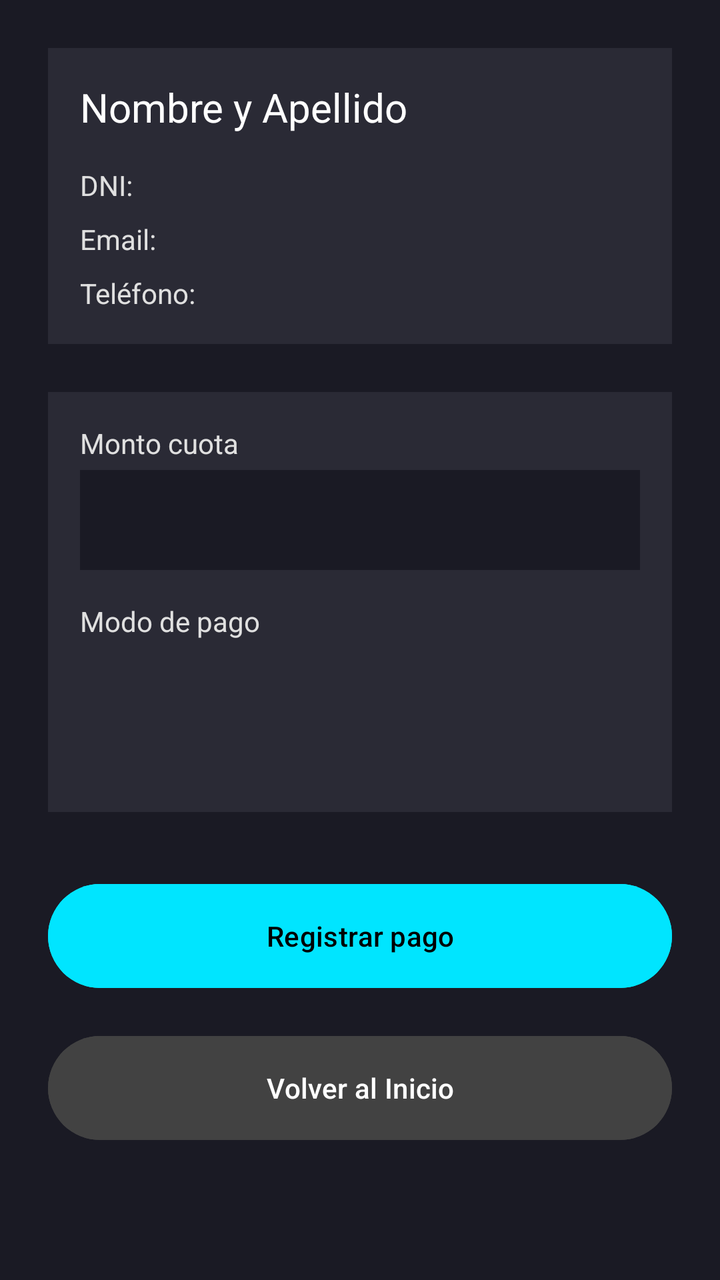
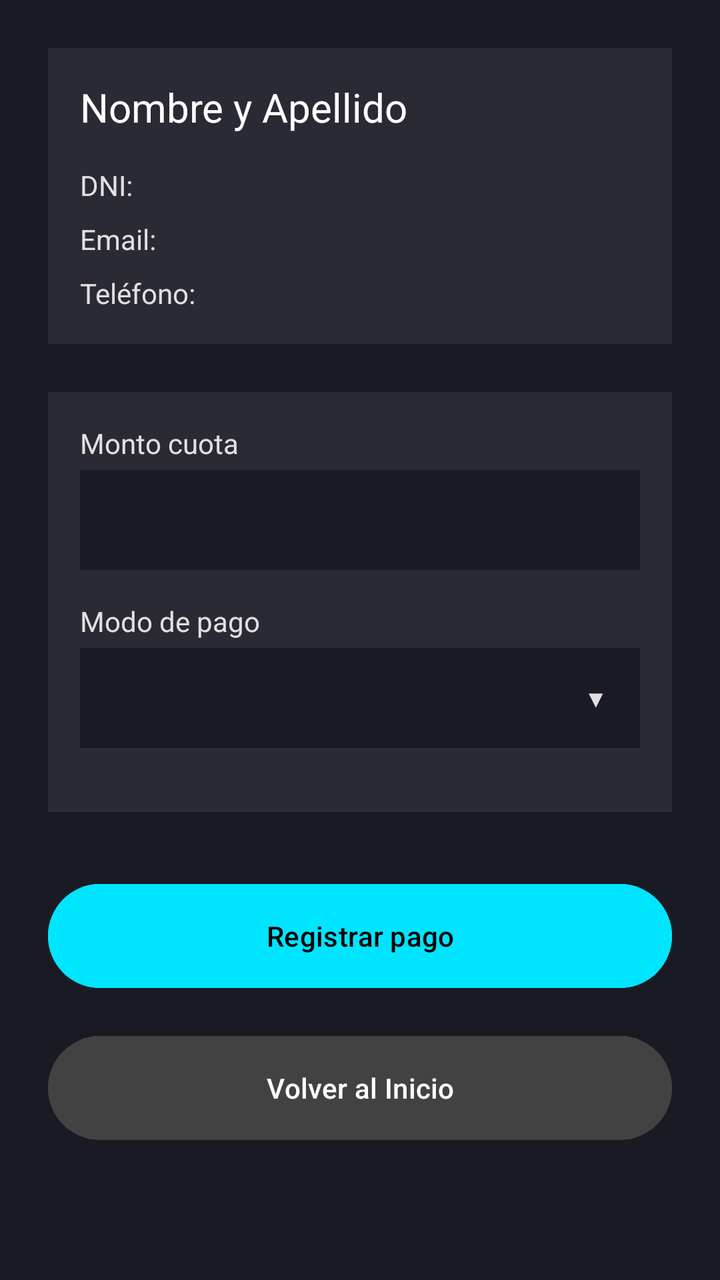

Screens rendered from an Android XML layout before and after an edit, with the pre-edit source and the edit as a unified diff.
<!-- AndroidManifest.xml: application theme Theme.triada_DAM_MTlon -->
<!-- res/layout/activity_cobro.xml -->
<?xml version="1.0" encoding="utf-8"?>
<LinearLayout xmlns:android="http://schemas.android.com/apk/res/android"
    xmlns:tools="http://schemas.android.com/tools"
    android:layout_width="match_parent"
    android:layout_height="match_parent"
    android:orientation="vertical"
    android:background="#1A1A24"
    android:padding="24dp">

    <LinearLayout
        android:layout_width="match_parent"
        android:layout_height="wrap_content"
        android:orientation="vertical"
        android:background="#2A2A35"
        android:padding="16dp"
        android:layout_marginBottom="24dp">

        <TextView
            android:id="@+id/tvNombreCompleto"
            android:layout_width="wrap_content"
            android:layout_height="wrap_content"
            android:text="@string/nombre_y_apellido"
            android:textColor="#FFFFFF"
            android:textSize="20sp"
            android:layout_marginBottom="16dp"/>

        <TextView
            android:id="@+id/tvDniCobro"
            android:layout_width="wrap_content"
            android:layout_height="wrap_content"
            android:text="DNI: "
            android:textColor="#E0E0E0"
            android:layout_marginBottom="8dp"
            tools:ignore="HardcodedText" />

        <TextView
            android:id="@+id/tvEmailCobro"
            android:layout_width="wrap_content"
            android:layout_height="wrap_content"
            android:text="Email: "
            android:textColor="#E0E0E0"
            android:layout_marginBottom="8dp"
            tools:ignore="HardcodedText" />

        <TextView
            android:id="@+id/tvTelefonoCobro"
            android:layout_width="wrap_content"
            android:layout_height="wrap_content"
            android:text="Teléfono: "
            android:textColor="#E0E0E0"
            tools:ignore="HardcodedText" />
    </LinearLayout>

    <LinearLayout
        android:layout_width="match_parent"
        android:layout_height="wrap_content"
        android:orientation="vertical"
        android:background="#2A2A35"
        android:padding="16dp"
        android:layout_marginBottom="32dp">

        <TextView
            android:layout_width="wrap_content"
            android:layout_height="wrap_content"
            android:text="Monto cuota"
            android:textColor="#E0E0E0"
            android:layout_marginBottom="4dp"
            tools:ignore="HardcodedText" />

        <EditText
            android:id="@+id/etMonto"
            android:layout_width="match_parent"
            android:layout_height="50dp"
            android:layout_marginBottom="16dp"
            android:autofillHints=""
            android:background="#1A1A24"
            android:inputType="number"
            android:padding="12dp"
            android:textColor="#FFFFFF"
            tools:ignore="LabelFor,SpeakableTextPresentCheck,VisualLintTextFieldSize" />

        <TextView
            android:layout_width="wrap_content"
            android:layout_height="wrap_content"
            android:text="Modo de pago"
            android:textColor="#E0E0E0"
            android:layout_marginBottom="4dp"
            tools:ignore="HardcodedText" />
        <Spinner
            android:id="@+id/spModoPago"
            android:layout_width="match_parent"
            android:layout_height="50dp"
            android:background="#2A2A35"
            android:layout_marginBottom="16dp" />
    </LinearLayout>

    <Button
        android:id="@+id/btnRegistrarPago"
        android:layout_width="match_parent"
        android:layout_height="60dp"
        android:text="Registrar pago"
        android:backgroundTint="#00E5FF"
        android:textColor="#000000"
        android:layout_marginBottom="16dp"
        tools:ignore="HardcodedText,VisualLintButtonSize" />

    <Button
        android:id="@+id/btnVolverMenu"
        android:layout_width="match_parent"
        android:layout_height="60dp"
        android:text="Volver al Inicio"
        android:backgroundTint="#424242"
        android:textColor="#FFFFFF"
        tools:ignore="HardcodedText,VisualLintButtonSize" />

</LinearLayout>
<!-- resources referenced by this layout -->
<resources>
  <string name="nombre_y_apellido">Nombre y Apellido</string>
  <style name="Theme.triada_DAM_MTlon" parent="Base.Theme.triada_DAM_MTlon" />
  <style name="Base.Theme.triada_DAM_MTlon" parent="Theme.Material3.DayNight.NoActionBar">
          
          
      </style>
</resources>

<!-- the commit's change to res/layout/activity_cobro.xml (unified diff, before → after) -->
@@ -86,12 +86,28 @@
             android:textColor="#E0E0E0"
             android:layout_marginBottom="4dp"
             tools:ignore="HardcodedText" />
-        <Spinner
-            android:id="@+id/spModoPago"
+            
+        <FrameLayout
             android:layout_width="match_parent"
             android:layout_height="50dp"
-            android:background="#2A2A35"
-            android:layout_marginBottom="16dp" />
+            android:layout_marginBottom="16dp"
+            android:background="#1A1A24">
+            <Spinner
+                android:id="@+id/spModoPago"
+                android:layout_width="match_parent"
+                android:layout_height="match_parent"
+                android:background="@null"
+                android:padding="12dp" />
+            <TextView
+                android:layout_width="wrap_content"
+                android:layout_height="wrap_content"
+                android:text="▼"
+                android:textColor="#E0E0E0"
+                android:layout_gravity="end|center_vertical"
+                android:layout_marginEnd="16dp"
+                android:textSize="12sp"
+                tools:ignore="HardcodedText" />
+        </FrameLayout>
     </LinearLayout>
 
     <Button
